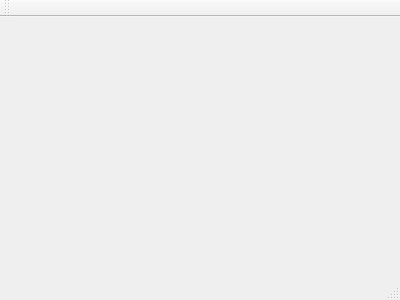
Above: mainwindow.ui from NSS712/code_visualization before the change. Below: the same form after it.
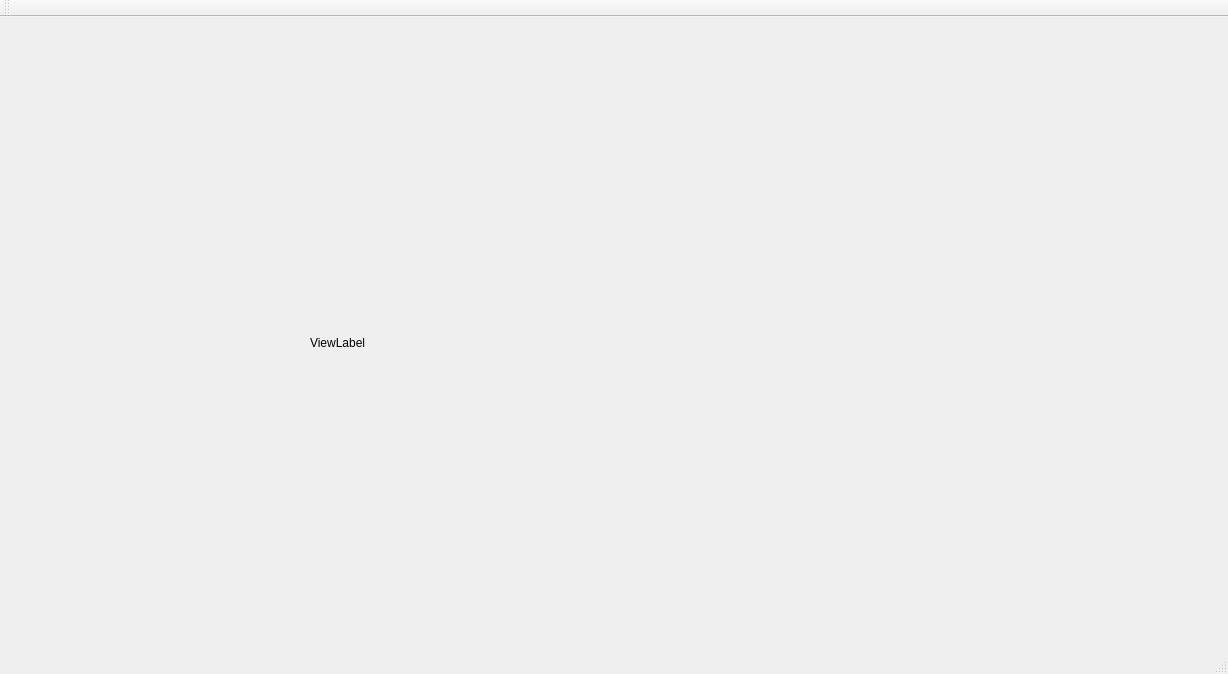
That is the form after the change.

Commit message: show picture on the label

Diff of the .ui file:
```diff
--- a/mainwindow.ui
+++ b/mainwindow.ui
@@ -1,24 +1,53 @@
 <ui version="4.0">
  <class>MainWindow</class>
- <widget class="QMainWindow" name="MainWindow" >
-  <property name="geometry" >
+ <widget class="QMainWindow" name="MainWindow">
+  <property name="geometry">
    <rect>
     <x>0</x>
     <y>0</y>
-    <width>400</width>
-    <height>300</height>
+    <width>1228</width>
+    <height>674</height>
    </rect>
   </property>
   <property name="windowTitle" >
    <string>MainWindow</string>
   </property>
-  <widget class="QMenuBar" name="menuBar" />
-  <widget class="QToolBar" name="mainToolBar" />
-  <widget class="QWidget" name="centralWidget" />
-  <widget class="QStatusBar" name="statusBar" />
+  <widget class="QWidget" name="centralWidget">
+   <widget class="QLabel" name="viewLabel">
+    <property name="geometry">
+     <rect>
+      <x>310</x>
+      <y>30</y>
+      <width>901</width>
+      <height>591</height>
+     </rect>
+    </property>
+    <property name="text">
+     <string>ViewLabel</string>
+    </property>
+   </widget>
+  </widget>
+  <widget class="QMenuBar" name="menuBar">
+   <property name="geometry">
+    <rect>
+     <x>0</x>
+     <y>0</y>
+     <width>1228</width>
+     <height>28</height>
+    </rect>
+   </property>
+  </widget>
+  <widget class="QToolBar" name="mainToolBar">
+   <attribute name="toolBarArea">
+    <enum>TopToolBarArea</enum>
+   </attribute>
+   <attribute name="toolBarBreak">
+    <bool>false</bool>
+   </attribute>
+  </widget>
+  <widget class="QStatusBar" name="statusBar"/>
  </widget>
- <layoutDefault spacing="6" margin="11" />
- <pixmapfunction></pixmapfunction>
+ <layoutdefault spacing="6" margin="11"/>
  <resources/>
  <connections/>
 </ui>
```
Left out of the diff: 3 changed lines with no effect on the pictures. The commit also changes 6 other files.
